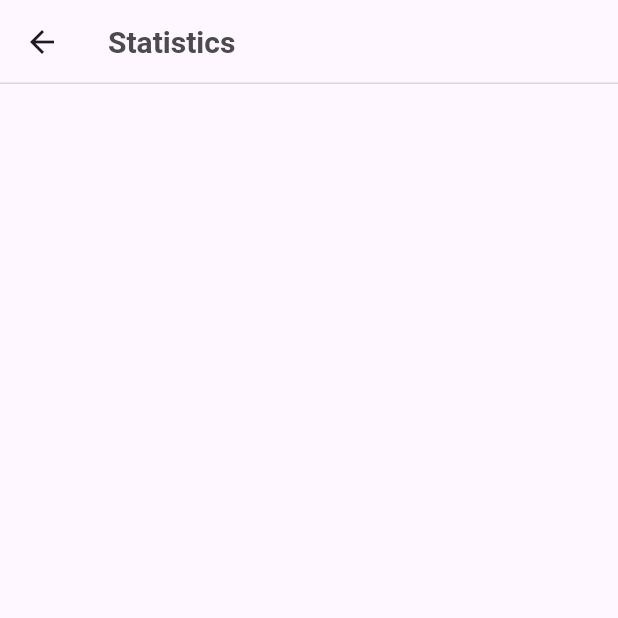
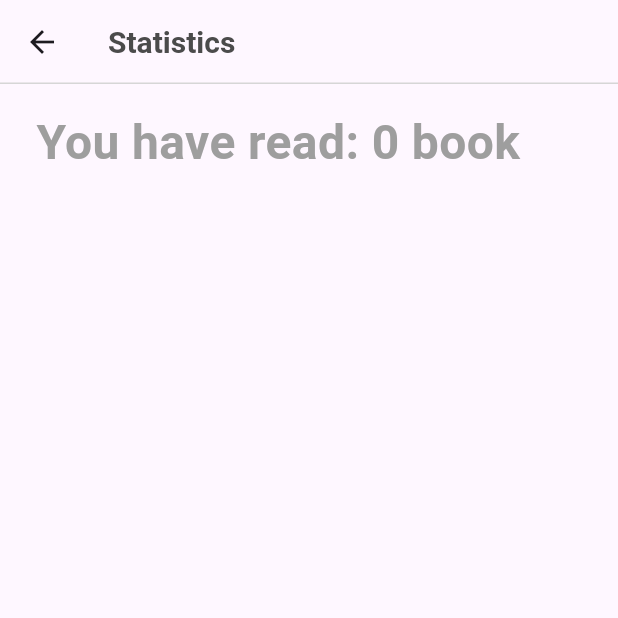
Before and after one commit to ashtondunderdale/file-engine, a Flutter app: the Statistics screen opened directly, on a phone screen of 412 x 824 dp, the top half of it. Run offline on Flutter 3.47's test engine with Material 3 defaults, Android fonts, the phone set to English and light mode, and no system bars; missing offline and left inert: google_books_api.

Commit message:
added books read statistic

```diff
--- a/fluttergames/lib/globals.dart
+++ b/fluttergames/lib/globals.dart
@@ -6,4 +6,6 @@ Color textColour = const Color.fromARGB(255, 75, 75, 75);
 
 List<Book> myBooks = [];
 List<Book> favouriteBooks = [];
+List<Book> booksRead = [];
+
 int readingChallenge = 50;
--- a/fluttergames/lib/views/book_page.dart
+++ b/fluttergames/lib/views/book_page.dart
@@ -166,7 +166,33 @@ class _BookPageState extends State<BookPage> {
                         ),
                       ),
                     ),
-                  )
+                  ),
+                  Align(
+                    alignment: Alignment.bottomRight,
+                    child: Tooltip(
+                      message: booksRead.contains(widget.book) ? "Remove from Read" : "Read",
+                      child: Padding(
+                        padding: const EdgeInsets.only(left: 8),
+                        child: IconButton(
+                          onPressed: () {
+                            if (booksRead.contains(widget.book)){
+                              booksRead.remove(widget.book);
+                            }
+                            else{
+                              booksRead.add(widget.book);
+                            }
+                            setState(() {
+
+                            });
+                          },
+                          icon: Icon(
+                            booksRead.contains(widget.book) ? Icons.check_circle : Icons.book,
+                            color: booksRead.contains(widget.book) ? const Color.fromARGB(255, 85, 188, 89) : Colors.grey,
+                          ),
+                        ),
+                      ),
+                    ),
+                  ),
                 ],
               ),
             ),
--- a/fluttergames/lib/views/statistics.dart
+++ b/fluttergames/lib/views/statistics.dart
@@ -1,4 +1,5 @@
 import 'package:flutter/material.dart';
+import 'package:fluttergames/widgets/statistics/books_read_stat.dart';
 
 import '../globals.dart';
 
@@ -24,7 +25,11 @@ class Statistics extends StatelessWidget {
           )
         ),
       ),
-      body: Container(),
+      body: const Column(
+        children: [
+          BooksReadStat(),
+        ],
+      ),
     );
   }
 }
--- /dev/null
+++ b/fluttergames/lib/widgets/statistics/books_read_stat.dart
@@ -0,0 +1,21 @@
+import 'package:flutter/material.dart';
+import 'package:fluttergames/globals.dart';
+
+class BooksReadStat extends StatelessWidget {
+  const BooksReadStat({super.key});
+
+  @override
+  Widget build(BuildContext context) {
+    return Padding(
+      padding: const EdgeInsets.only(top: 16, left: 16),
+      child: Text(
+        " You have read: ${booksRead.length} book",
+        style: const TextStyle(
+          fontSize: 32,
+          color: Colors.grey,
+          fontWeight: FontWeight.bold
+        ),
+      ),
+    );
+  }
+}
```
